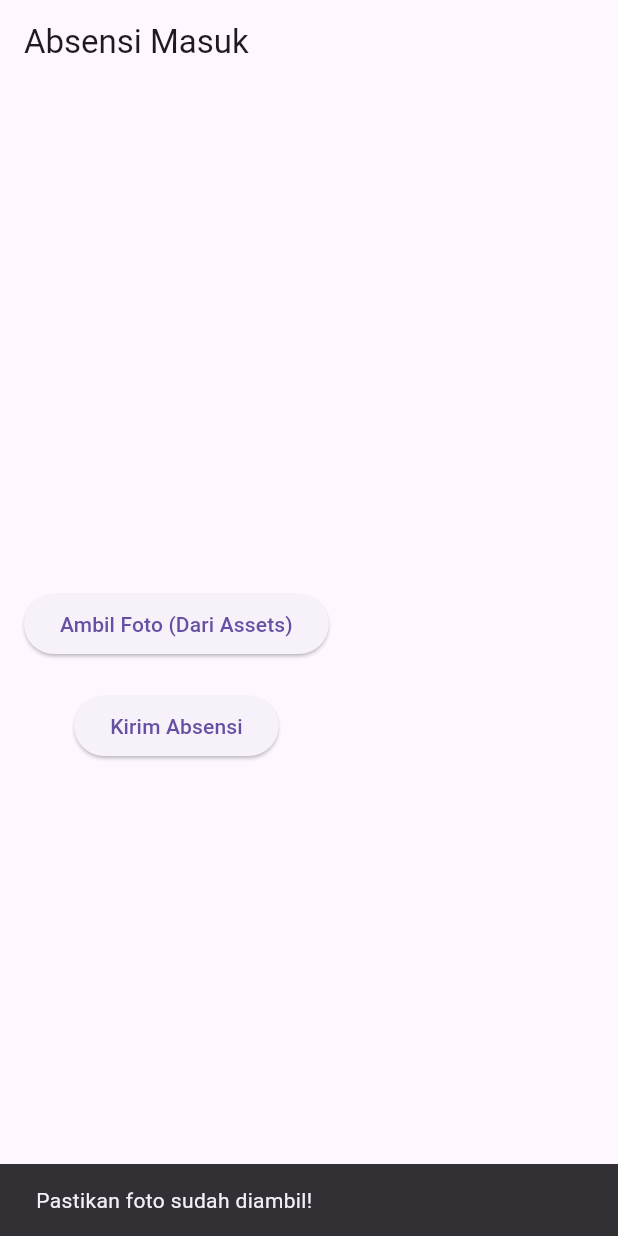
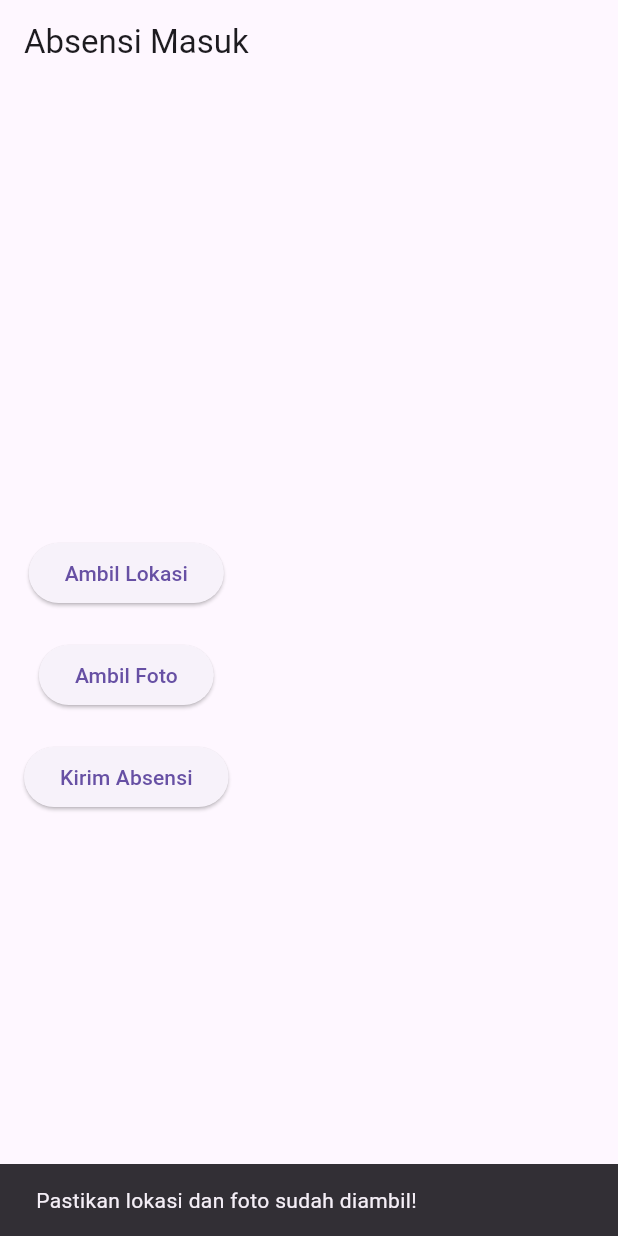
Before and after one commit to fadliabdilah99/Mobile-absensi, a Flutter app: the screen it shows after launch, after a tap on "Kirim Absensi", on a phone screen of 412 x 824 dp. Run offline on Flutter 3.47's test engine with Material 3 defaults, Android fonts, the phone set to English and light mode, and no system bars; our stand-ins replace get, image_picker, location, lottie, shared_preferences; missing offline and left inert: d_info, d_method, d_view.

```diff
--- a/lib/config/app_asset.dart
+++ b/lib/config/app_asset.dart
@@ -1,7 +1,7 @@
 class AppAsset {
-  static const profile = '../../asset/profile.png';
-  static const openign = '../../asset/opening.json';
-  static const logo = '../../asset/Hasil.png';
-  static const pemasukan = '../../asset/income.json';
-  static const pengeluaran = '../../asset/expenses.json';
+  static const profile = 'asset/profile.png';
+  static const openign = 'asset/opening.json';
+  static const logo = 'asset/Hasil.png';
+  static const pemasukan = 'asset/income.json';
+  static const pengeluaran = 'asset/expenses.json';
 }
--- a/lib/presentation/page/homepage.dart
+++ b/lib/presentation/page/homepage.dart
@@ -1,50 +1,72 @@
 import 'dart:io';
-import 'dart:typed_data'; // Import untuk Uint8List
-import 'package:absensi_apps/config/app_asset.dart';
 import 'package:flutter/material.dart';
-import 'package:flutter/services.dart';  // Untuk membaca file dari assets
+import 'package:location/location.dart';
+import 'package:image_picker/image_picker.dart';
 import 'package:http/http.dart' as http;
-import 'package:http_parser/http_parser.dart'; // Import MediaType
 
 void main() {
-  runApp(AbsensiApp());
+  runApp(const AbsensiApp());
 }
 
 class AbsensiApp extends StatelessWidget {
+  const AbsensiApp({Key? key}) : super(key: key);
+
   @override
   Widget build(BuildContext context) {
     return MaterialApp(
-      home: AbsensiScreen(),
+      debugShowCheckedModeBanner: false,
+      home: const AbsensiScreen(),
     );
   }
 }
 
 class AbsensiScreen extends StatefulWidget {
+  const AbsensiScreen({Key? key}) : super(key: key);
+
   @override
-  _AbsensiScreenState createState() => _AbsensiScreenState();
+  State<AbsensiScreen> createState() => _AbsensiScreenState();
 }
 
 class _AbsensiScreenState extends State<AbsensiScreen> {
+  LocationData? _locationData;
   File? _foto;
   bool _isLoading = false;
-  Uint8List? _fotoBytes;
 
-  // Mengambil foto dari assets
-  Future<void> _getFotoFromAssets() async {
-    final ByteData bytes = await rootBundle.load(AppAsset.logo);
-    final Uint8List imageBytes = bytes.buffer.asUint8List();  // Mengubah menjadi Uint8List
+  /// Mengambil lokasi pengguna
+  Future<void> _getLocation() async {
+    final location = Location();
 
+    if (!await location.serviceEnabled() && !await location.requestService()) {
+      return;
+    }
+
+    if (await location.hasPermission() == PermissionStatus.denied &&
+        await location.requestPermission() != PermissionStatus.granted) {
+      return;
+    }
+
+    final locationData = await location.getLocation();
     setState(() {
-      _fotoBytes = imageBytes; // Menyimpan gambar sebagai byte array
+      _locationData = locationData;
     });
   }
 
-  // Mengirim data absensi ke API
+  /// Mengambil foto menggunakan kamera
+  Future<void> _getPhoto() async {
+    final pickedFile =
+        await ImagePicker().pickImage(source: ImageSource.camera);
+
+    if (pickedFile != null) {
+      setState(() {
+        _foto = File(pickedFile.path);
+      });
+    }
+  }
+
+  /// Mengirim data absensi ke API
   Future<void> _submitAbsensi() async {
-    if (_fotoBytes == null) {
-      ScaffoldMessenger.of(context).showSnackBar(
-        SnackBar(content: Text('Pastikan foto sudah diambil!')),
-      );
+    if (_locationData == null || _foto == null) {
+      _showSnackBar('Pastikan lokasi dan foto sudah diambil!');
       return;
     }
 
@@ -52,47 +74,25 @@ class _AbsensiScreenState extends State<AbsensiScreen> {
       _isLoading = true;
     });
 
+    try {
+      final request = http.MultipartRequest(
+        'POST',
+        Uri.parse('https://1462-36-69-143-50.ngrok-free.app/api/absensi'), // Sesuaikan URL API Anda
+      )
+        ..fields['user_id'] = '1' // Ganti sesuai user ID dari sistem Anda
+        ..fields['latitude'] = _locationData!.latitude.toString()
+        ..fields['longitude'] = _locationData!.longitude.toString()
+        ..files.add(await http.MultipartFile.fromPath('foto', _foto!.path));
 
-
-
-
-
-
-    try {
-      var request = http.MultipartRequest(
-        'POST',
-        Uri.parse('https://1462-36-69-143-50.ngrok-free.app/api/absensi'), // Ganti dengan URL API Laravel Anda
-      );
-
-      // Isi data absensi
-      request.fields['user_id'] = '1'; // Ganti dengan ID user yang valid
-      request.fields['latitude'] = '-6.200000'; // Data dummy latitude
-      request.fields['longitude'] = '106.816666'; // Data dummy longitude
-
-      // Kirim foto dari assets
-      request.files.add(http.MultipartFile.fromBytes(
-        'foto',
-        _fotoBytes!,
-        filename: AppAsset.logo, // Nama file saat dikirim
-        contentType: MediaType('image', 'jpeg'), // Menentukan tipe media
-      ));
-
-      var response = await request.send();
+      final response = await request.send();
 
       if (response.statusCode == 200) {
-        ScaffoldMessenger.of(context).showSnackBar(
-          SnackBar(content: Text('Absensi berhasil!')),
-        );
+        _showSnackBar('Absensi berhasil!');
       } else {
-        ScaffoldMessenger.of(context).showSnackBar(
-          SnackBar(content: Text('Gagal melakukan absensi!')),
-        );
+        _showSnackBar('Gagal melakukan absensi!');
       }
     } catch (e) {
-      print('Error: $e');
-      ScaffoldMessenger.of(context).showSnackBar(
-        SnackBar(content: Text('Terjadi kesalahan!')),
-      );
+      _showSnackBar('Terjadi kesalahan!');
     }
 
     setState(() {
@@ -100,36 +100,52 @@ class _AbsensiScreenState extends State<AbsensiScreen> {
     });
   }
 
+  /// Menampilkan pesan snack bar
+  void _showSnackBar(String message) {
+    ScaffoldMessenger.of(context).showSnackBar(
+      SnackBar(content: Text(message)),
+    );
+  }
+
   @override
   Widget build(BuildContext context) {
     return Scaffold(
       appBar: AppBar(
-        title: Text('Absensi Masuk'),
+        title: const Text('Absensi Masuk'),
       ),
       body: Padding(
-        padding: EdgeInsets.all(16.0),
+        padding: const EdgeInsets.all(16.0),
         child: Column(
           mainAxisAlignment: MainAxisAlignment.center,
           children: [
-            // Jika foto sudah diambil, tampilkan dengan Image.memory (untuk Web)
-            if (_fotoBytes != null)
-              Image.memory(
-                _fotoBytes!,
+            if (_locationData != null)
+              Text(
+                'Lokasi: ${_locationData!.latitude}, ${_locationData!.longitude}',
+                textAlign: TextAlign.center,
+              ),
+            const SizedBox(height: 20),
+            ElevatedButton(
+              onPressed: _getLocation,
+              child: const Text('Ambil Lokasi'),
+            ),
+            const SizedBox(height: 20),
+            if (_foto != null)
+              Image.file(
+                _foto!,
                 height: 200,
                 width: 200,
                 fit: BoxFit.cover,
               ),
-            SizedBox(height: 20),
             ElevatedButton(
-              onPressed: _getFotoFromAssets, // Ambil foto dari assets
-              child: Text('Ambil Foto (Dari Assets)'),
+              onPressed: _getPhoto,
+              child: const Text('Ambil Foto'),
             ),
-            SizedBox(height: 20),
+            const SizedBox(height: 20),
             _isLoading
-                ? CircularProgressIndicator()
+                ? const CircularProgressIndicator()
                 : ElevatedButton(
                     onPressed: _submitAbsensi,
-                    child: Text('Kirim Absensi'),
+                    child: const Text('Kirim Absensi'),
                   ),
           ],
         ),
```
Also changed, not shown: pubspec.yaml (+10 -8 lines), pubspec.lock, 1 other file.
